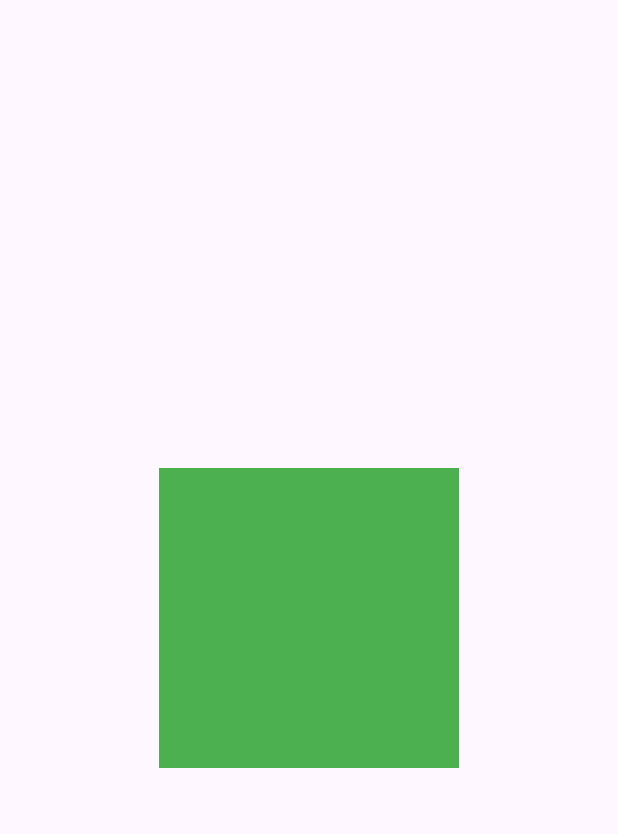
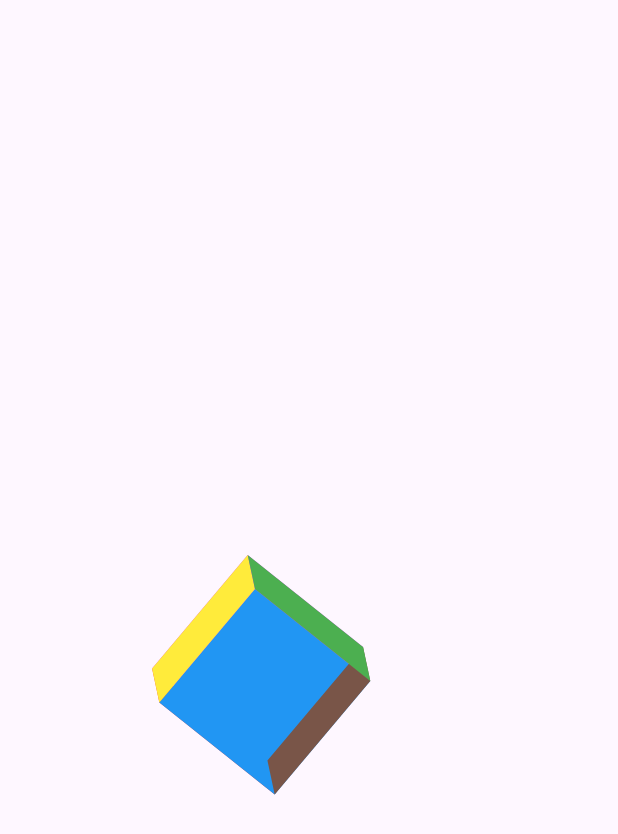
Before and after one commit to purvangpatel03/Animation-Flutter, a Flutter app: the screen it shows after launch, on a phone screen of 412 x 824 dp. Shown: the top 834 px of the screen. Run offline on Flutter 3.47's test engine with Material 3 defaults, Android fonts, the phone set to English and light mode, and no system bars.

Commit message:
Cube Animation

```diff
--- a/lib/cube_animation.dart
+++ b/lib/cube_animation.dart
@@ -1,4 +1,5 @@
-import 'package:flutter/cupertino.dart';
+import 'dart:math';
+
 import 'package:flutter/material.dart';
 
 class CubeAnimation extends StatefulWidget {
@@ -8,24 +9,114 @@ class CubeAnimation extends StatefulWidget {
   State<CubeAnimation> createState() => _CubeAnimationState();
 }
 
-class _CubeAnimationState extends State<CubeAnimation> {
+class _CubeAnimationState extends State<CubeAnimation>
+    with TickerProviderStateMixin {
+  late AnimationController _xController;
+  late AnimationController _yController;
+  late AnimationController _zController;
+  late Tween<double> _animationTween;
+
+  @override
+  void initState() {
+    super.initState();
+    _xController = AnimationController(
+      duration: const Duration(seconds: 10),
+      vsync: this,
+    );
+    _yController = AnimationController(
+      duration: const Duration(seconds: 20),
+      vsync: this,
+    );
+    _zController = AnimationController(
+      duration: const Duration(seconds: 30),
+      vsync: this,
+    );
+
+    _animationTween = Tween<double>(begin: 0, end: 2 * pi);
+  }
+
   @override
   Widget build(BuildContext context) {
+    _xController
+      ..forward()
+      ..repeat();
+
+    _yController
+      ..forward()
+      ..repeat();
+
+    _zController
+      ..forward()
+      ..repeat();
+
     return Center(
+      child: AnimatedBuilder(
+          animation:
+              Listenable.merge([_xController, _yController, _zController]),
+          builder: (context, child) {
+            return Transform(
+              alignment: Alignment.center,
+              transform: Matrix4.identity()
+                ..rotateX(_animationTween.evaluate(_xController))
+                ..rotateY(_animationTween.evaluate(_yController))
+                ..rotateZ(_animationTween.evaluate(_zController)),
               child: Stack(
                 children: [
-          Container(
-            height: 200,
-            width: 200,
+                  Transform(
+                    alignment: Alignment.center,
+                    transform: Matrix4.identity()
+                      ..setTranslationRaw(0,0,-100),
+                    child: Container(
+                      height: 100,
+                      width: 100,
                       color: Colors.red,
                     ),
+                  ),
+                  Transform(
+                    alignment: Alignment.centerLeft,
+                    transform: Matrix4.identity()..rotateY(pi / 2),
+                    child: Container(
+                      height: 100,
+                      width: 100,
+                      color: Colors.purpleAccent,
+                    ),
+                  ),
+                  Transform(
+                    alignment: Alignment.centerRight,
+                    transform: Matrix4.identity()..rotateY(-pi / 2),
+                    child: Container(
+                      height: 100,
+                      width: 100,
+                      color: Colors.blue,
+                    ),
+                  ),
+                  Transform(
+                    alignment: Alignment.topCenter,
+                    transform: Matrix4.identity()..rotateX(-pi / 2),
+                    child: Container(
+                      height: 100,
+                      width: 100,
+                      color: Colors.yellow,
+                    ),
+                  ),
+                  Transform(
+                    alignment: Alignment.bottomCenter,
+                    transform: Matrix4.identity()..rotateX(pi / 2),
+                    child: Container(
+                      height: 100,
+                      width: 100,
+                      color: Colors.brown,
+                    ),
+                  ),
                   Container(
-            height: 200,
-            width: 200,
+                    height: 100,
+                    width: 100,
                     color: Colors.green,
                   ),
                 ],
               ),
             );
+          }),
+    );
   }
 }
--- a/pubspec.yaml
+++ b/pubspec.yaml
@@ -36,6 +36,7 @@ dependencies:
   # Use with the CupertinoIcons class for iOS style icons.
   cupertino_icons: ^1.0.6
   get: ^4.6.6
+  vector_math: ^2.1.4
 
 dev_dependencies:
   flutter_test:
```
Also changed, not shown: pubspec.lock. Lines whose indentation alone changed are shown as unchanged.
